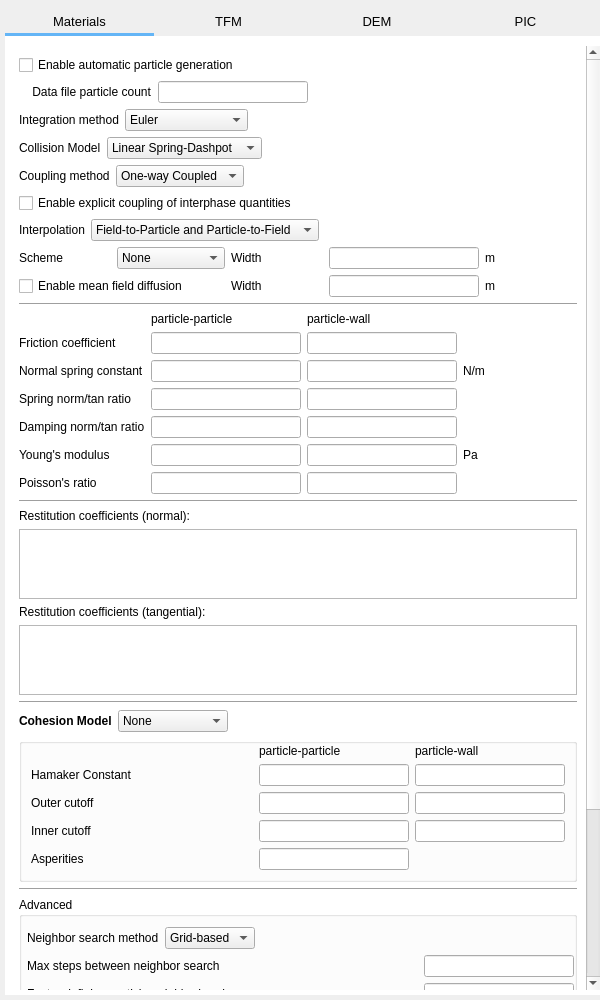
Old version of the form gui/uifiles/solids.ui in the repository truongd8593/mfix.
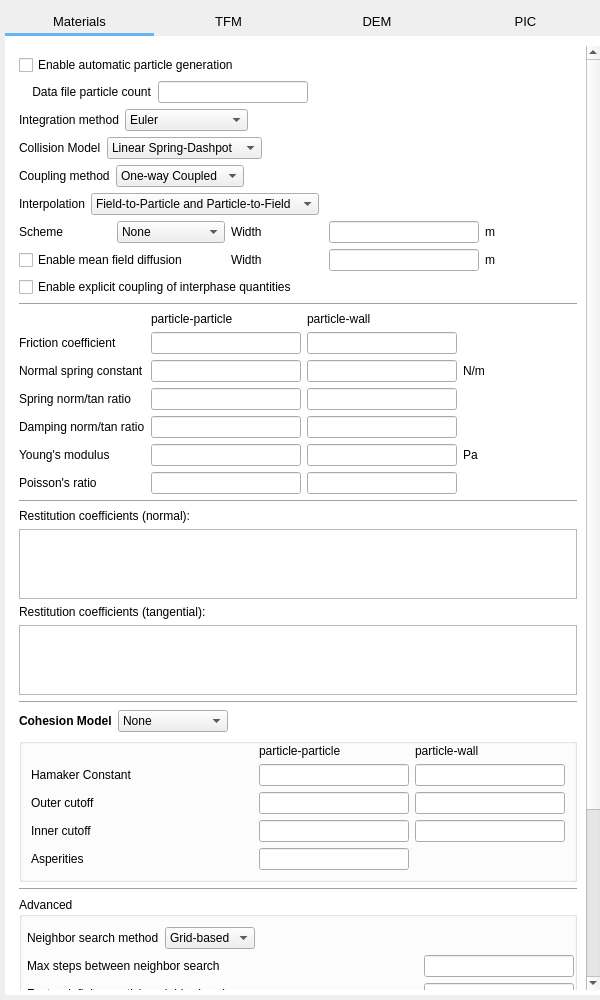
New version of the form. The open tabs and pages were chosen to show the change. Custom widgets are drawn as their Qt base class.

Commit message: move checkbox_keyword_des_explicitly_coupled

```diff
--- a/gui/uifiles/solids.ui
+++ b/gui/uifiles/solids.ui
@@ -1833,13 +1833,6 @@
              </item>
             </layout>
            </item>
-           <item>
-            <widget class="CheckBox" name="checkbox_keyword_des_explicitly_coupled">
-             <property name="text">
-              <string>Enable explicit coupling of interphase quantities</string>
-             </property>
-            </widget>
-           </item>
            <item>
             <layout class="QHBoxLayout" name="horizontalLayout">
              <item>
@@ -1890,6 +1883,13 @@
            </item>
            <item>
             <layout class="QGridLayout" name="gridLayout_15">
+             <item row="1" column="2">
+              <widget class="QLabel" name="label_des_diffuse_width">
+               <property name="text">
+                <string>Width</string>
+               </property>
+              </widget>
+             </item>
              <item row="1" column="0" colspan="2">
               <widget class="QCheckBox" name="checkbox_enable_des_diffuse_width">
                <property name="text">
@@ -1976,10 +1976,10 @@
                </property>
               </widget>
              </item>
-             <item row="1" column="2">
-              <widget class="QLabel" name="label_des_diffuse_width">
+             <item row="2" column="0" colspan="5">
+              <widget class="CheckBox" name="checkbox_keyword_des_explicitly_coupled">
                <property name="text">
-                <string>Width</string>
+                <string>Enable explicit coupling of interphase quantities</string>
                </property>
               </widget>
              </item>
```
